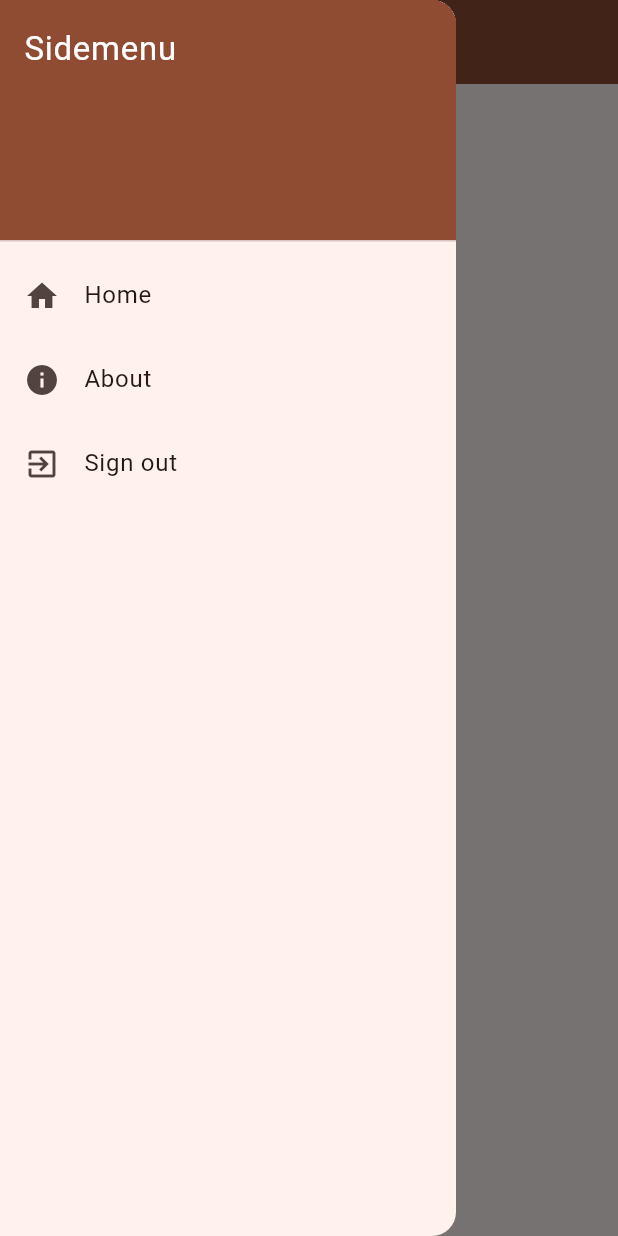
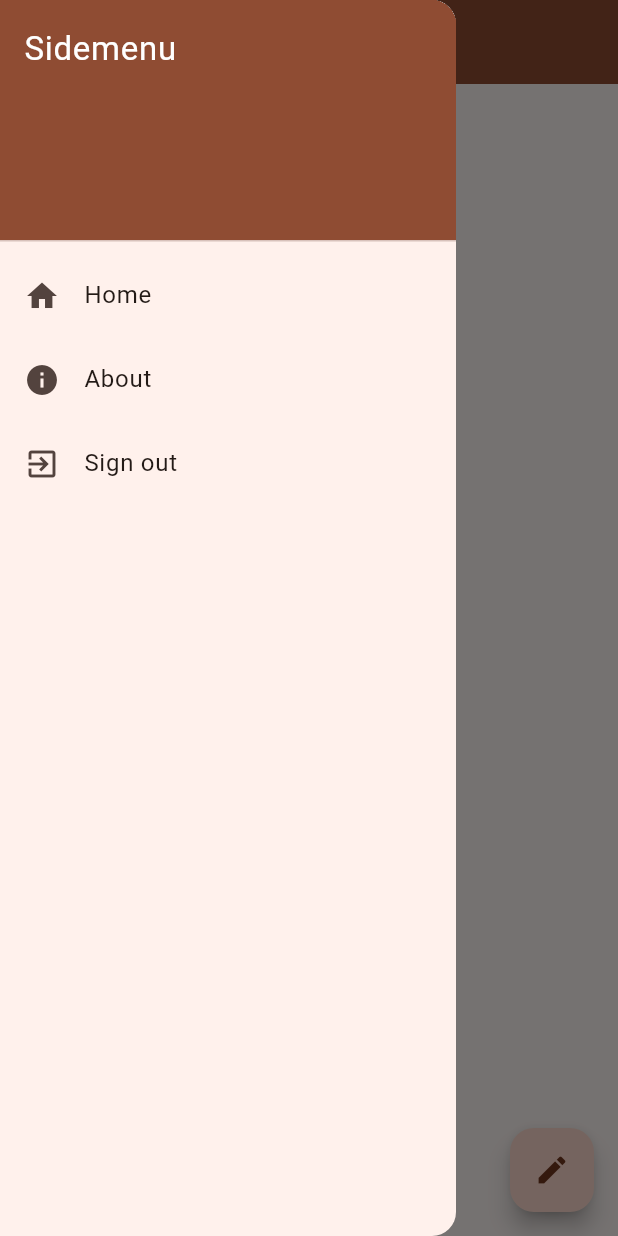
Before and after one commit to bintangyosua/LabMobile3_PankyBintang_F, a Flutter app: the screen it shows after launch, with the side drawer open, on a phone screen of 412 x 824 dp. Run offline on Flutter 3.47's test engine with Material 3 defaults, Android fonts, the phone set to English and light mode, and no system bars; our stand-ins replace csv, shared_preferences.

Commit message:
added action button

```diff
--- /dev/null
+++ b/lib/components/action_button.dart
@@ -0,0 +1,248 @@
+import 'dart:math' as math;
+
+import 'package:flutter/material.dart';
+
+@immutable
+class ExampleExpandableFab extends StatelessWidget {
+  static const _actionTitles = ['Menambahkan Buku'];
+
+  const ExampleExpandableFab({super.key});
+
+  void _showAction(BuildContext context, int index) {
+    showDialog<void>(
+      context: context,
+      builder: (context) {
+        return AlertDialog(
+          content: Text(_actionTitles[index]),
+          actions: [
+            TextButton(
+              onPressed: () => Navigator.of(context).pop(),
+              child: const Text('CLOSE'),
+            ),
+          ],
+        );
+      },
+    );
+  }
+
+  @override
+  Widget build(BuildContext context) {
+    return ExpandableFab(
+      distance: 112,
+      children: [
+        ActionButton(
+          onPressed: () => _showAction(context, 0),
+          icon: const Icon(Icons.book),
+        ),
+      ],
+    );
+  }
+}
+
+@immutable
+class ExpandableFab extends StatefulWidget {
+  const ExpandableFab({
+    super.key,
+    this.initialOpen,
+    required this.distance,
+    required this.children,
+  });
+
+  final bool? initialOpen;
+  final double distance;
+  final List<Widget> children;
+
+  @override
+  State<ExpandableFab> createState() => _ExpandableFabState();
+}
+
+class _ExpandableFabState extends State<ExpandableFab>
+    with SingleTickerProviderStateMixin {
+  late final AnimationController _controller;
+  late final Animation<double> _expandAnimation;
+  bool _open = false;
+
+  @override
+  void initState() {
+    super.initState();
+    _open = widget.initialOpen ?? false;
+    _controller = AnimationController(
+      value: _open ? 1.0 : 0.0,
+      duration: const Duration(milliseconds: 250),
+      vsync: this,
+    );
+    _expandAnimation = CurvedAnimation(
+      curve: Curves.fastOutSlowIn,
+      reverseCurve: Curves.easeOutQuad,
+      parent: _controller,
+    );
+  }
+
+  @override
+  void dispose() {
+    _controller.dispose();
+    super.dispose();
+  }
+
+  void _toggle() {
+    setState(() {
+      _open = !_open;
+      if (_open) {
+        _controller.forward();
+      } else {
+        _controller.reverse();
+      }
+    });
+  }
+
+  @override
+  Widget build(BuildContext context) {
+    return SizedBox.expand(
+      child: Stack(
+        alignment: Alignment.bottomRight,
+        clipBehavior: Clip.none,
+        children: [
+          _buildTapToCloseFab(),
+          ..._buildExpandingActionButtons(),
+          _buildTapToOpenFab(),
+        ],
+      ),
+    );
+  }
+
+  Widget _buildTapToCloseFab() {
+    return SizedBox(
+      width: 56,
+      height: 56,
+      child: Center(
+        child: Material(
+          shape: const CircleBorder(),
+          clipBehavior: Clip.antiAlias,
+          elevation: 4,
+          child: InkWell(
+            onTap: _toggle,
+            child: Padding(
+              padding: const EdgeInsets.all(8),
+              child: Icon(
+                Icons.close,
+                color: Theme.of(context).primaryColor,
+              ),
+            ),
+          ),
+        ),
+      ),
+    );
+  }
+
+  List<Widget> _buildExpandingActionButtons() {
+    final children = <Widget>[];
+    final count = widget.children.length;
+    final step = 90.0 / (count - 1);
+    for (var i = 0, angleInDegrees = 0.0;
+        i < count;
+        i++, angleInDegrees += step) {
+      children.add(
+        _ExpandingActionButton(
+          directionInDegrees: angleInDegrees,
+          maxDistance: widget.distance,
+          progress: _expandAnimation,
+          child: widget.children[i],
+        ),
+      );
+    }
+    return children;
+  }
+
+  Widget _buildTapToOpenFab() {
+    return IgnorePointer(
+      ignoring: _open,
+      child: AnimatedContainer(
+        transformAlignment: Alignment.center,
+        transform: Matrix4.diagonal3Values(
+          _open ? 0.7 : 1.0,
+          _open ? 0.7 : 1.0,
+          1.0,
+        ),
+        duration: const Duration(milliseconds: 250),
+        curve: const Interval(0.0, 0.5, curve: Curves.easeOut),
+        child: AnimatedOpacity(
+          opacity: _open ? 0.0 : 1.0,
+          curve: const Interval(0.25, 1.0, curve: Curves.easeInOut),
+          duration: const Duration(milliseconds: 250),
+          child: FloatingActionButton(
+            onPressed: _toggle,
+            child: const Icon(Icons.create),
+          ),
+        ),
+      ),
+    );
+  }
+}
+
+@immutable
+class _ExpandingActionButton extends StatelessWidget {
+  const _ExpandingActionButton({
+    required this.directionInDegrees,
+    required this.maxDistance,
+    required this.progress,
+    required this.child,
+  });
+
+  final double directionInDegrees;
+  final double maxDistance;
+  final Animation<double> progress;
+  final Widget child;
+
+  @override
+  Widget build(BuildContext context) {
+    return AnimatedBuilder(
+      animation: progress,
+      builder: (context, child) {
+        final offset = Offset.fromDirection(
+          directionInDegrees * (math.pi / 180.0),
+          progress.value * maxDistance,
+        );
+        return Positioned(
+          right: 4.0 + offset.dx,
+          bottom: 4.0 + offset.dy,
+          child: Transform.rotate(
+            angle: (1.0 - progress.value) * math.pi / 2,
+            child: child!,
+          ),
+        );
+      },
+      child: FadeTransition(
+        opacity: progress,
+        child: child,
+      ),
+    );
+  }
+}
+
+@immutable
+class ActionButton extends StatelessWidget {
+  const ActionButton({
+    super.key,
+    this.onPressed,
+    required this.icon,
+  });
+
+  final VoidCallback? onPressed;
+  final Widget icon;
+
+  @override
+  Widget build(BuildContext context) {
+    final theme = Theme.of(context);
+    return Material(
+      shape: const CircleBorder(),
+      clipBehavior: Clip.antiAlias,
+      color: theme.colorScheme.secondary,
+      elevation: 4,
+      child: IconButton(
+        onPressed: onPressed,
+        icon: icon,
+        color: theme.colorScheme.onSecondary,
+      ),
+    );
+  }
+}
--- a/lib/library_page.dart
+++ b/lib/library_page.dart
@@ -1,6 +1,7 @@
 import 'package:csv/csv.dart';
 import 'package:flutter/material.dart';
 import 'package:flutter/services.dart';
+import 'package:minuet_library/components/action_button.dart';
 import 'package:minuet_library/components/book.dart';
 import 'package:minuet_library/components/sidemenu.dart';
 import 'package:minuet_library/login_page.dart';
@@ -17,8 +18,8 @@
             style: TextStyle(color: Colors.white),
           ),
           backgroundColor: Theme.of(context).colorScheme.primary,
-        iconTheme:
-            IconThemeData(color: Theme.of(context).colorScheme.inversePrimary),
+          iconTheme: IconThemeData(
+              color: Theme.of(context).colorScheme.inversePrimary),
         ),
         drawer: Sidemenu(),
         body: FutureBuilder<List<List<dynamic>>>(
@@ -50,7 +51,7 @@
             );
           },
         ),
-    );
+        floatingActionButton: ExampleExpandableFab());
   }
 
   Future<List<List<dynamic>>> getBooks() async {
```
Also changed, not shown: lib/components/book.dart (+32 -0 lines), 1 other file. Lines whose indentation alone changed are shown as unchanged.
